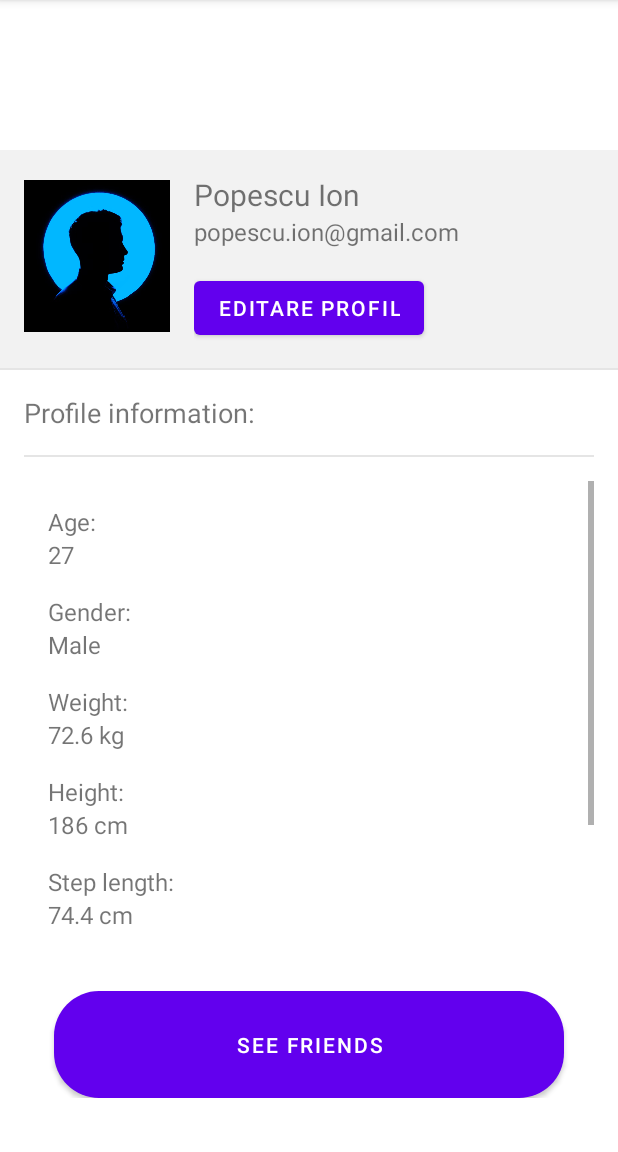
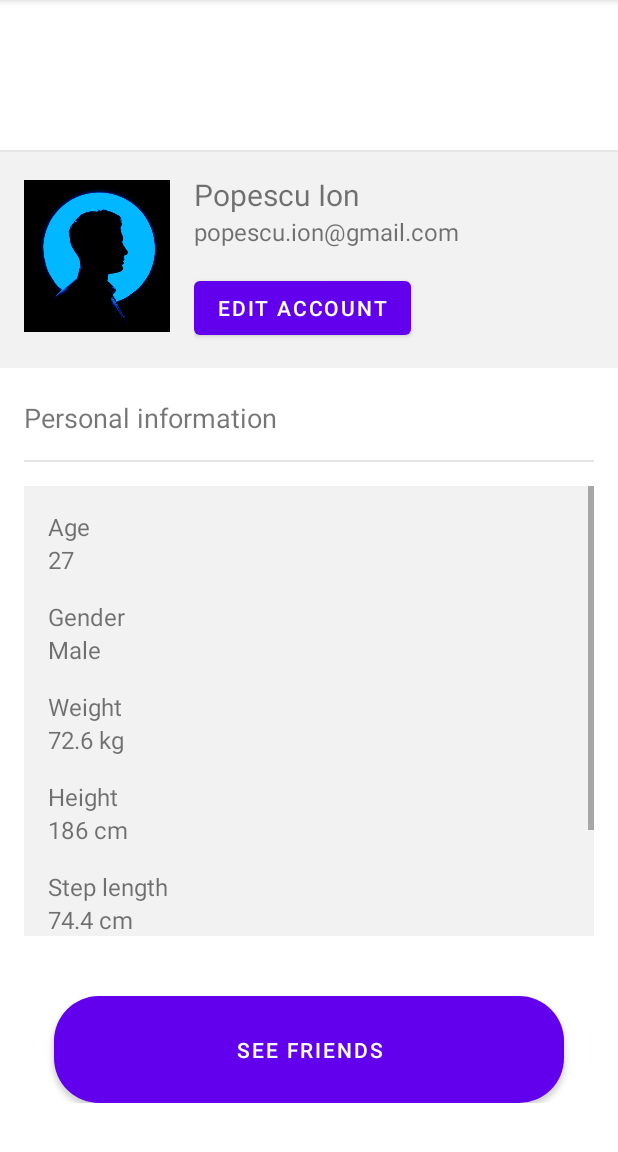
Before and after one commit to CatalinButacu/Pedometer, an Android app: the fragment ProfileFragment shown on its own in the app's theme, on a phone screen of 412 x 824 dp, the part 84-1236 px from its top. Run offline under Robolectric (Android 15) with nearby library versions, the light colour scheme and no system bars.

Commit message:
Reparare cateva warninguri

```diff
--- a/app/src/main/res/layout/profile_layout.xml
+++ b/app/src/main/res/layout/profile_layout.xml
@@ -3,12 +3,10 @@
     android:layout_width="match_parent"
     android:layout_height="match_parent"
     android:orientation="vertical"
-    android:paddingTop="100dp">
+    android:paddingTop="100dp"
+    android:id="@+id/profileLayout">
 
-    <LinearLayout
-        android:layout_width="match_parent"
-        android:layout_height="match_parent"
-        android:orientation="vertical">
+
 
         <LinearLayout
             android:layout_width="match_parent"
@@ -20,7 +18,8 @@
             <ImageView
                 android:layout_width="97dp"
                 android:layout_height="109dp"
-                android:src="@drawable/profile" />
+                android:src="@drawable/profile"
+                android:contentDescription="@string/descrProfilePicture"/>
 
             <LinearLayout
                 android:layout_width="match_parent"
@@ -45,7 +44,7 @@
                     android:layout_width="wrap_content"
                     android:layout_height="wrap_content"
                     android:layout_marginTop="16dp"
-                    android:text="Editare Profil" />
+                    android:text="@string/editAccount" />
 
             </LinearLayout>
 
@@ -59,13 +58,14 @@
         <LinearLayout
             android:layout_width="match_parent"
             android:layout_height="wrap_content"
+            android:layout_marginTop="150dp"
             android:orientation="vertical"
             android:padding="16dp">
 
             <TextView
                 android:layout_width="wrap_content"
                 android:layout_height="wrap_content"
-                android:text="Profile information:"
+                android:text="@string/personalInfo"
                 android:textSize="18sp" />
 
             <View
@@ -76,7 +76,8 @@
                 android:background="#E5E5E5" />
             <ScrollView
                 android:layout_width="match_parent"
-                android:layout_height="300dp">
+                android:layout_height="300dp"
+                android:background="#f2f2f2">
 
                 <LinearLayout
                     android:layout_width="match_parent"
@@ -86,7 +87,7 @@
                 <TextView
                     android:layout_width="wrap_content"
                     android:layout_height="wrap_content"
-                    android:text="Age:"
+                    android:text="@string/age"
                     android:textSize="16sp" />
 
                 <TextView
@@ -99,7 +100,7 @@
                 <TextView
                     android:layout_width="wrap_content"
                     android:layout_height="wrap_content"
-                    android:text="Gender:"
+                    android:text="@string/gender"
                     android:textSize="16sp" />
 
                 <TextView
@@ -112,7 +113,7 @@
                 <TextView
                     android:layout_width="wrap_content"
                     android:layout_height="wrap_content"
-                    android:text="Weight:"
+                    android:text="@string/weight"
                     android:textSize="16sp" />
 
                 <TextView
@@ -125,7 +126,7 @@
                 <TextView
                     android:layout_width="wrap_content"
                     android:layout_height="wrap_content"
-                    android:text="Height:"
+                    android:text="@string/height"
                     android:textSize="16sp" />
 
                 <TextView
@@ -138,7 +139,7 @@
                 <TextView
                     android:layout_width="wrap_content"
                     android:layout_height="wrap_content"
-                    android:text="Step length:"
+                    android:text="@string/stepLength"
                     android:textSize="16sp"/>
 
                 <TextView
@@ -151,7 +152,7 @@
                 <TextView
                     android:layout_width="wrap_content"
                     android:layout_height="wrap_content"
-                    android:text="Step goal"
+                    android:text="@string/stepGoal"
                     android:textSize="16sp"/>
 
                 <TextView
@@ -164,14 +165,13 @@
             </ScrollView>
             <Button
                 android:id="@+id/see_friends_button"
-                android:layout_width="match_parent"
+                android:layout_width="340dp"
                 android:layout_height="wrap_content"
                 android:layout_marginTop="40dp"
                 android:layout_marginStart="20dp"
                 android:layout_marginEnd="20dp"
                 android:padding="20dp"
-                android:text="See friends"
+                android:text="@string/seeFriends"
                 android:background="@drawable/button_round_edges" />
         </LinearLayout>
-    </LinearLayout>
 </RelativeLayout>
--- a/app/src/main/res/values/strings.xml
+++ b/app/src/main/res/values/strings.xml
@@ -4,7 +4,23 @@
     <string name="tab_text_2">Challenges</string>
     <string name="tab_text_3">Profile</string>
     <!--text-->
+    <string name="login">LOGIN</string>
+    <string name="signup">SIGN UP</string>
+    <string name="createAccount">CREATE ACCOUNT</string>
+    <string name="email">E-mail</string>
+    <string name="password">Password</string>
+    <string name="username">Username</string>
+    <string name="phone">Phone number</string>
+    <string name="personalInfo">Personal information</string>
+    <string name="age">Age</string>
+    <string name="gender">Gender</string>
+    <string name="weight">Weight</string>
+    <string name="height">Height</string>
     <string name="steps">Steps</string>
+    <string name="stepLength">Step length</string>
+    <string name="stepGoal">Step goal</string>
+    <string name="seeFriends">SEE FRIENDS</string>
+    <string name="editAccount">Edit account</string>
     <string name="monday">M</string>
     <string name="tuesday">T</string>
     <string name="wednesday">W</string>
@@ -12,12 +28,14 @@
     <string name="friday">F</string>
     <string name="saturday">S</string>
     <string name="sunday">S</string>
-    <!--descriptions-->
+    <!--image descriptions-->
+    <string name="descrLogo">Logo</string>
     <string name="descrSteps">Image with steps</string>
     <string name="descrCalories">Image with fire(calories)</string>
     <string name="descrDistance">Image with distance</string>
     <string name="descrTime">Image with timer</string>
     <string name="descrSpeed">Image with speed</string>
+    <string name="descrProfilePicture">Profile picture</string>
     <!-- TODO: Remove or change this placeholder text -->
     <string name="hello_blank_fragment">Hello blank fragment</string>
     <!--notification text-->
```
Also changed, not shown: app/src/main/res/layout/create_account_layout.xml (+11 -12 lines), app/src/main/res/layout/login_layout.xml (+9 -8 lines).
